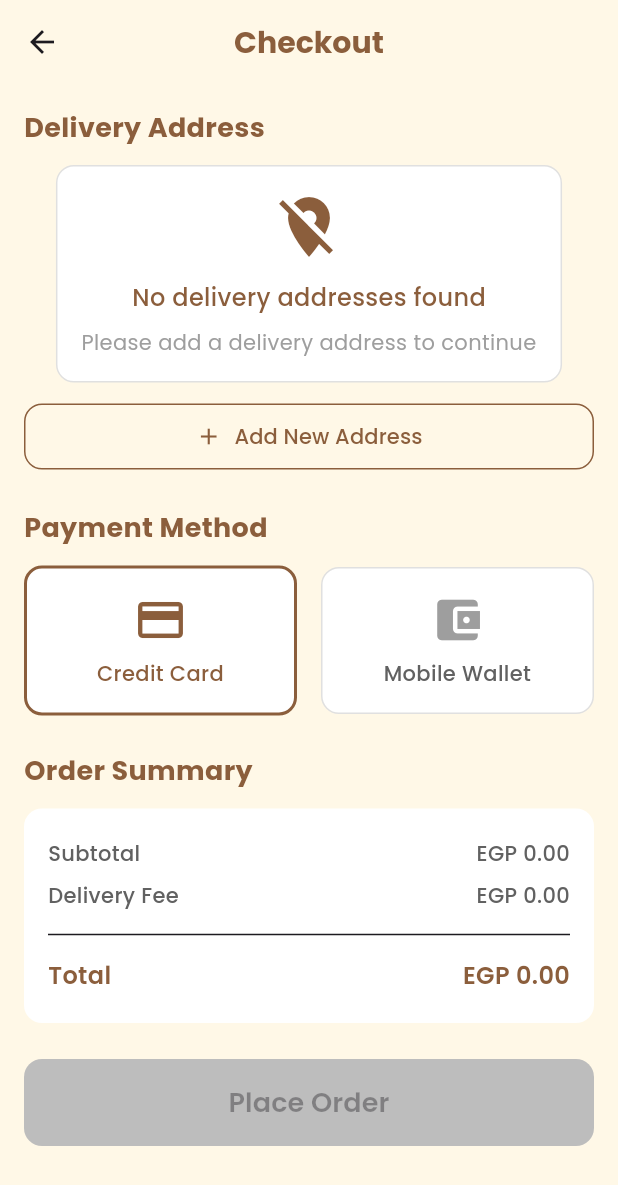
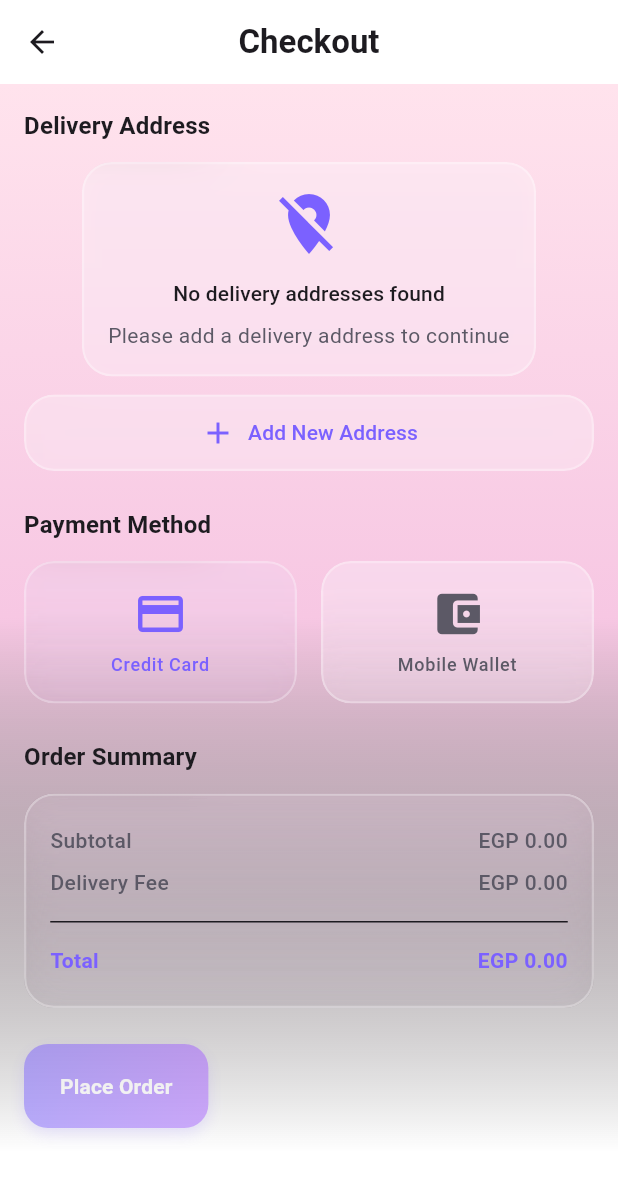
Before and after one commit to mohabnada13/nory, a Flutter app: the CheckoutScreen screen opened directly with empty values, on a phone screen of 412 x 824 dp. Shown: the top 1185 px of the screen. Run offline on Flutter 3.47's test engine with Material 3 defaults, Android fonts, the phone set to English and light mode, and no system bars; our stand-ins replace cached_network_image, cloud_firestore, cloud_functions, firebase_auth, firebase_core, flutter_riverpod and 3 more; accounts and stored records are empty.

```diff
--- a/apps/mobile/lib/features/checkout/checkout_screen.dart
+++ b/apps/mobile/lib/features/checkout/checkout_screen.dart
@@ -1,12 +1,15 @@
 import 'package:flutter/material.dart';
 import 'package:flutter_riverpod/flutter_riverpod.dart';
-import 'package:google_fonts/google_fonts.dart';
 import 'package:models/models.dart';
 import 'package:webview_flutter/webview_flutter.dart';
 import '../../../providers.dart';
 import '../../../data/repositories/cart_repository.dart';
 import '../../../data/repositories/order_repository.dart';
 import '../../../data/repositories/address_repository.dart';
+import '../../ui/theme/app_theme.dart';
+import '../../ui/widgets/background_gradient.dart';
+import '../../ui/widgets/gradient_button.dart';
+import '../../ui/widgets/glass_card.dart';
 
 /// Checkout screen for finalizing orders with address selection and payment
 class CheckoutScreen extends ConsumerStatefulWidget {
@@ -17,11 +20,6 @@ class CheckoutScreen extends ConsumerStatefulWidget {
 }
 
 class _CheckoutScreenState extends ConsumerState<CheckoutScreen> {
-  // App brand colors
-  static const Color cream = Color(0xFFFFF8E7);
-  static const Color brown = Color(0xFF8B5E3C);
-  static const Color gold = Color(0xFFD4AF37);
-
   // Selected address and payment method
   Address? _selectedAddress;
   PaymentMethod _selectedPaymentMethod = PaymentMethod.paymob_card;
@@ -54,21 +52,22 @@ class _CheckoutScreenState extends ConsumerState<CheckoutScreen> {
     return Stack(
       children: [
         Scaffold(
-          backgroundColor: cream,
+          backgroundColor: Colors.transparent,
           appBar: AppBar(
             title: Text(
               'Checkout',
-              style: GoogleFonts.poppins(
-                fontSize: 20,
+              style: Theme.of(context).textTheme.titleLarge?.copyWith(
                 fontWeight: FontWeight.bold,
-                color: brown,
+                color: AppPalette.textPrimary,
               ),
             ),
-            backgroundColor: cream,
+            backgroundColor: Colors.transparent,
             elevation: 0,
             centerTitle: true,
+            foregroundColor: AppPalette.textPrimary,
           ),
-          body: SingleChildScrollView(
+          body: BackgroundGradient(
+            child: SingleChildScrollView(
               padding: const EdgeInsets.all(16),
               child: Column(
                 crossAxisAlignment: CrossAxisAlignment.start,
@@ -92,31 +91,14 @@ class _CheckoutScreenState extends ConsumerState<CheckoutScreen> {
                   const SizedBox(height: 24),
 
                   // Place Order Button
-                SizedBox(
-                  width: double.infinity,
-                  child: ElevatedButton(
+                  GradientButton(
+                    label: 'Place Order',
                     onPressed: _selectedAddress == null
                         ? null
                         : () => _placeOrder(subtotal, deliveryFee, discount, total, promoCode),
-                    style: ElevatedButton.styleFrom(
-                      backgroundColor: brown,
-                      foregroundColor: Colors.white,
-                      padding: const EdgeInsets.symmetric(vertical: 16),
-                      shape: RoundedRectangleBorder(
-                        borderRadius: BorderRadius.circular(12),
-                      ),
-                      disabledBackgroundColor: Colors.grey.shade400,
-                    ),
-                    child: Text(
-                      'Place Order',
-                      style: GoogleFonts.poppins(
-                        fontSize: 18,
-                        fontWeight: FontWeight.w600,
-                      ),
-                    ),
-                  ),
                   ),
                 ],
+              ),
             ),
           ),
         ),
@@ -125,9 +107,9 @@ class _CheckoutScreenState extends ConsumerState<CheckoutScreen> {
         if (_isLoading)
           Container(
             color: Colors.black.withOpacity(0.5),
-            child: const Center(
+            child: Center(
               child: CircularProgressIndicator(
-                valueColor: AlwaysStoppedAnimation<Color>(gold),
+                valueColor: AlwaysStoppedAnimation<Color>(AppPalette.primaryStart),
               ),
             ),
           ),
@@ -138,10 +120,9 @@ class _CheckoutScreenState extends ConsumerState<CheckoutScreen> {
   Widget _buildSectionTitle(String title) {
     return Text(
       title,
-      style: GoogleFonts.poppins(
-        fontSize: 18,
+      style: Theme.of(context).textTheme.titleMedium?.copyWith(
         fontWeight: FontWeight.bold,
-        color: brown,
+        color: AppPalette.textPrimary,
       ),
     );
   }
@@ -151,9 +132,9 @@ class _CheckoutScreenState extends ConsumerState<CheckoutScreen> {
       stream: addressesStream,
       builder: (context, snapshot) {
         if (snapshot.connectionState == ConnectionState.waiting) {
-          return const Center(
+          return Center(
             child: CircularProgressIndicator(
-              valueColor: AlwaysStoppedAnimation<Color>(brown),
+              valueColor: AlwaysStoppedAnimation<Color>(AppPalette.primaryStart),
             ),
           );
         }
@@ -163,7 +144,7 @@ class _CheckoutScreenState extends ConsumerState<CheckoutScreen> {
             children: [
               Text(
                 'Error loading addresses: ${snapshot.error}',
-                style: GoogleFonts.poppins(color: Colors.red),
+                style: Theme.of(context).textTheme.bodyMedium?.copyWith(color: Colors.red),
               ),
               const SizedBox(height: 12),
               _buildAddAddressButton(),
@@ -205,35 +186,28 @@ class _CheckoutScreenState extends ConsumerState<CheckoutScreen> {
   Widget _buildNoAddressesMessage() {
     return Column(
       children: [
-        Container(
+        GlassCard(
           padding: const EdgeInsets.all(16),
-          decoration: BoxDecoration(
-            color: Colors.white,
-            borderRadius: BorderRadius.circular(12),
-            border: Border.all(color: Colors.grey.shade300),
-          ),
           child: Column(
             children: [
-              const Icon(
+              Icon(
                 Icons.location_off,
                 size: 48,
-                color: brown,
+                color: AppPalette.primaryStart,
               ),
               const SizedBox(height: 12),
               Text(
                 'No delivery addresses found',
-                style: GoogleFonts.poppins(
-                  fontSize: 16,
+                style: Theme.of(context).textTheme.titleSmall?.copyWith(
                   fontWeight: FontWeight.w500,
-                  color: brown,
+                  color: AppPalette.textPrimary,
                 ),
               ),
               const SizedBox(height: 8),
               Text(
                 'Please add a delivery address to continue',
-                style: GoogleFonts.poppins(
-                  fontSize: 14,
-                  color: Colors.grey,
+                style: Theme.of(context).textTheme.bodyMedium?.copyWith(
+                  color: AppPalette.textSecondary,
                 ),
                 textAlign: TextAlign.center,
               ),
@@ -255,17 +229,10 @@ class _CheckoutScreenState extends ConsumerState<CheckoutScreen> {
           _selectedAddress = address;
         });
       },
-      child: Container(
+      child: GlassCard(
         margin: const EdgeInsets.only(bottom: 12),
         padding: const EdgeInsets.all(16),
-        decoration: BoxDecoration(
-          color: Colors.white,
-          borderRadius: BorderRadius.circular(12),
-          border: Border.all(
-            color: isSelected ? brown : Colors.grey.shade300,
-            width: isSelected ? 2 : 1,
-          ),
-        ),
+        overlayColor: isSelected ? AppPalette.accentLilac.withOpacity(0.1) : null,
         child: Row(
           crossAxisAlignment: CrossAxisAlignment.start,
           children: [
@@ -278,7 +245,7 @@ class _CheckoutScreenState extends ConsumerState<CheckoutScreen> {
                   _selectedAddress = address;
                 });
               },
-              activeColor: brown,
+              activeColor: AppPalette.primaryStart,
             ),
             const SizedBox(width: 8),
 
@@ -292,10 +259,9 @@ class _CheckoutScreenState extends ConsumerState<CheckoutScreen> {
                       Expanded(
                         child: Text(
                           address.fullName,
-                          style: GoogleFonts.poppins(
-                            fontSize: 16,
+                          style: Theme.of(context).textTheme.titleSmall?.copyWith(
                             fontWeight: FontWeight.w600,
-                            color: brown,
+                            color: AppPalette.textPrimary,
                           ),
                         ),
                       ),
@@ -303,15 +269,14 @@ class _CheckoutScreenState extends ConsumerState<CheckoutScreen> {
                         Container(
                           padding: const EdgeInsets.symmetric(horizontal: 8, vertical: 2),
                           decoration: BoxDecoration(
-                            color: gold.withOpacity(0.2),
+                            color: AppPalette.primaryEnd.withOpacity(0.2),
                             borderRadius: BorderRadius.circular(4),
                           ),
                           child: Text(
                             'Default',
-                            style: GoogleFonts.poppins(
-                              fontSize: 12,
+                            style: Theme.of(context).textTheme.labelSmall?.copyWith(
                               fontWeight: FontWeight.w500,
-                              color: gold,
+                              color: AppPalette.primaryEnd,
                             ),
                           ),
                         ),
@@ -320,27 +285,24 @@ class _CheckoutScreenState extends ConsumerState<CheckoutScreen> {
                   const SizedBox(height: 4),
                   Text(
                     address.phone,
-                    style: GoogleFonts.poppins(
-                      fontSize: 14,
-                      color: Colors.grey.shade700,
+                    style: Theme.of(context).textTheme.bodyMedium?.copyWith(
+                      color: AppPalette.textSecondary,
                     ),
                   ),
                   const SizedBox(height: 4),
                   Text(
                     '${address.building}, ${address.street}, ${address.area}, ${address.city}',
-                    style: GoogleFonts.poppins(
-                      fontSize: 14,
-                      color: Colors.grey.shade700,
+                    style: Theme.of(context).textTheme.bodyMedium?.copyWith(
+                      color: AppPalette.textSecondary,
                     ),
                   ),
                   if (address.notes.isNotEmpty) ...[
                     const SizedBox(height: 4),
                     Text(
                       'Notes: ${address.notes}',
-                      style: GoogleFonts.poppins(
-                        fontSize: 14,
+                      style: Theme.of(context).textTheme.bodyMedium?.copyWith(
                         fontStyle: FontStyle.italic,
-                        color: Colors.grey.shade600,
+                        color: AppPalette.textSecondary,
                       ),
                     ),
                   ],
@@ -354,26 +316,25 @@ class _CheckoutScreenState extends ConsumerState<CheckoutScreen> {
   }
 
   Widget _buildAddAddressButton() {
-    return SizedBox(
-      width: double.infinity,
-      child: OutlinedButton.icon(
-        onPressed: () {
+    return GestureDetector(
+      onTap: () {
         Navigator.pushNamed(context, '/address_form');
       },
-        icon: const Icon(Icons.add, color: brown),
-        label: Text(
+      child: GlassCard(
+        padding: const EdgeInsets.symmetric(vertical: 12, horizontal: 16),
+        child: Row(
+          mainAxisAlignment: MainAxisAlignment.center,
+          children: [
+            Icon(Icons.add, color: AppPalette.primaryStart),
+            const SizedBox(width: 8),
+            Text(
               'Add New Address',
-          style: GoogleFonts.poppins(
+              style: Theme.of(context).textTheme.labelLarge?.copyWith(
                 fontWeight: FontWeight.w500,
-            color: brown,
+                color: AppPalette.primaryStart,
               ),
             ),
-        style: OutlinedButton.styleFrom(
-          padding: const EdgeInsets.symmetric(vertical: 12),
-          side: const BorderSide(color: brown),
-          shape: RoundedRectangleBorder(
-            borderRadius: BorderRadius.circular(12),
-          ),
+          ],
         ),
       ),
     );
@@ -417,30 +378,22 @@ class _CheckoutScreenState extends ConsumerState<CheckoutScreen> {
           _selectedPaymentMethod = method;
         });
       },
-      child: Container(
+      child: GlassCard(
         padding: const EdgeInsets.all(16),
-        decoration: BoxDecoration(
-          color: Colors.white,
-          borderRadius: BorderRadius.circular(12),
-          border: Border.all(
-            color: isSelected ? brown : Colors.grey.shade300,
-            width: isSelected ? 2 : 1,
-          ),
-        ),
+        overlayColor: isSelected ? AppPalette.accentLilac.withOpacity(0.1) : null,
         child: Column(
           children: [
             Icon(
               icon,
               size: 36,
-              color: isSelected ? brown : Colors.grey,
+              color: isSelected ? AppPalette.primaryStart : AppPalette.textSecondary,
             ),
             const SizedBox(height: 8),
             Text(
               title,
-              style: GoogleFonts.poppins(
-                fontSize: 14,
+              style: Theme.of(context).textTheme.labelMedium?.copyWith(
                 fontWeight: FontWeight.w500,
-                color: isSelected ? brown : Colors.grey.shade700,
+                color: isSelected ? AppPalette.primaryStart : AppPalette.textSecondary,
               ),
               textAlign: TextAlign.center,
             ),
@@ -457,12 +410,8 @@ class _CheckoutScreenState extends ConsumerState<CheckoutScreen> {
     double total,
     String? promoCode,
   ) {
-    return Container(
+    return GlassCard(
       padding: const EdgeInsets.all(16),
-      decoration: BoxDecoration(
-        color: Colors.white,
-        borderRadius: BorderRadius.circular(12),
-      ),
       child: Column(
         children: [
           _buildSummaryRow('Subtotal', 'EGP ${subtotal.toStringAsFixed(2)}'),
@@ -493,18 +442,16 @@ class _CheckoutScreenState extends ConsumerState<CheckoutScreen> {
         children: [
           Text(
             label,
-            style: GoogleFonts.poppins(
-              fontSize: isTotal ? 16 : 14,
+            style: Theme.of(context).textTheme.bodyMedium?.copyWith(
               fontWeight: isTotal ? FontWeight.w600 : FontWeight.w500,
-              color: isTotal ? brown : Colors.grey.shade700,
+              color: isTotal ? AppPalette.primaryStart : AppPalette.textSecondary,
             ),
           ),
           Text(
             value,
-            style: GoogleFonts.poppins(
-              fontSize: isTotal ? 16 : 14,
+            style: Theme.of(context).textTheme.bodyMedium?.copyWith(
               fontWeight: isTotal ? FontWeight.w600 : FontWeight.w500,
-              color: isDiscount ? Colors.green : (isTotal ? brown : Colors.grey.shade700),
+              color: isDiscount ? Colors.green : (isTotal ? AppPalette.primaryStart : AppPalette.textSecondary),
             ),
           ),
         ],
@@ -524,7 +471,9 @@ class _CheckoutScreenState extends ConsumerState<CheckoutScreen> {
         SnackBar(
           content: Text(
             'Please select a delivery address',
-            style: GoogleFonts.poppins(),
+            style: Theme.of(context).textTheme.bodyMedium?.copyWith(
+              color: Colors.white,
+            ),
           ),
           backgroundColor: Colors.red,
         ),
@@ -546,7 +495,9 @@ class _CheckoutScreenState extends ConsumerState<CheckoutScreen> {
           SnackBar(
             content: Text(
               'Your cart is empty',
-              style: GoogleFonts.poppins(),
+              style: Theme.of(context).textTheme.bodyMedium?.copyWith(
+                color: Colors.white,
+              ),
             ),
             backgroundColor: Colors.red,
           ),
@@ -607,7 +558,9 @@ class _CheckoutScreenState extends ConsumerState<CheckoutScreen> {
             SnackBar(
               content: Text(
                 'Payment simulation: ${paymentResult['success'] ? 'Success' : 'Failed'}',
-                style: GoogleFonts.poppins(),
+                style: Theme.of(context).textTheme.bodyMedium?.copyWith(
+                  color: Colors.white,
+                ),
               ),
               backgroundColor: paymentResult['success'] ? Colors.green : Colors.red,
             ),
@@ -632,7 +585,9 @@ class _CheckoutScreenState extends ConsumerState<CheckoutScreen> {
           SnackBar(
             content: Text(
               'Wallet payment: Please check your phone for payment request',
-              style: GoogleFonts.poppins(),
+              style: Theme.of(context).textTheme.bodyMedium?.copyWith(
+                color: Colors.white,
+              ),
             ),
             backgroundColor: Colors.blue,
           ),
@@ -656,7 +611,9 @@ class _CheckoutScreenState extends ConsumerState<CheckoutScreen> {
         SnackBar(
           content: Text(
             'Failed to place order: ${e.toString()}',
-            style: GoogleFonts.poppins(),
+            style: Theme.of(context).textTheme.bodyMedium?.copyWith(
+              color: Colors.white,
+            ),
           ),
           backgroundColor: Colors.red,
         ),
@@ -720,28 +677,31 @@ class _PaymentWebViewState extends State<PaymentWebView> {
       appBar: AppBar(
         title: Text(
           'Payment',
-          style: GoogleFonts.poppins(
-            fontSize: 18,
+          style: Theme.of(context).textTheme.titleLarge?.copyWith(
             fontWeight: FontWeight.w600,
+            color: AppPalette.textPrimary,
           ),
         ),
-        backgroundColor: const Color(0xFF8B5E3C),
-        foregroundColor: Colors.white,
+        backgroundColor: Colors.transparent,
+        foregroundColor: AppPalette.textPrimary,
+        elevation: 0,
       ),
-      body: Stack(
+      body: BackgroundGradient(
+        child: Stack(
           children: [
             WebViewWidget(controller: _controller),
             if (_isLoading)
               Container(
                 color: Colors.white,
-              child: const Center(
+                child: Center(
                   child: CircularProgressIndicator(
-                  valueColor: AlwaysStoppedAnimation<Color>(Color(0xFF8B5E3C)),
+                    valueColor: AlwaysStoppedAnimation<Color>(AppPalette.primaryStart),
                   ),
                 ),
               ),
           ],
         ),
+      ),
     );
   }
 }
--- a/apps/mobile/lib/main.dart
+++ b/apps/mobile/lib/main.dart
@@ -15,6 +15,7 @@ import 'features/auth/sign_in_screen.dart';
 import 'features/checkout/checkout_screen.dart';
 import 'features/orders/orders_screen.dart';
 import 'features/address/address_form_screen.dart';
+import 'features/categories/product_details_screen.dart';
 
 // Router configuration - will be moved to router.dart later
 final _router = GoRouter(
@@ -35,6 +36,10 @@ final _router = GoRouter(
     GoRoute(
       path: '/home',
       builder: (context, state) => const HomeScreen(),
+    ),
+    GoRoute(
+      path: '/product_details',
+      builder: (context, state) => const ProductDetailsScreen(),
     ),
     GoRoute(
       path: '/checkout',
```
Also changed, not shown: apps/mobile/lib/features/categories/categories_screen.dart (+71 -85 lines), apps/mobile/lib/features/categories/product_details_screen.dart (added, +269 -0 lines). Lines whose indentation alone changed are shown as unchanged.
